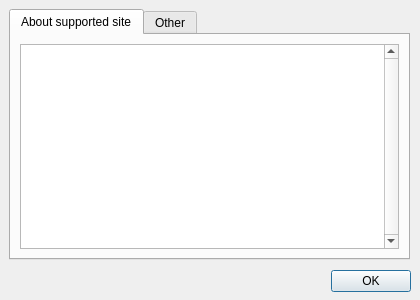
Old version of the form uis/help_window.ui in the repository freedy82/Comic-Toolbox.
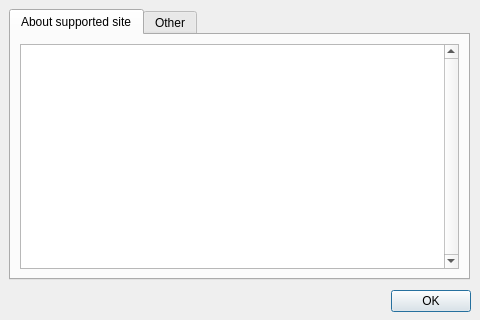
New version of the form. Icons and pictures are not drawn.

```diff
--- a/uis/help_window.ui
+++ b/uis/help_window.ui
@@ -9,20 +9,20 @@
    <rect>
     <x>0</x>
     <y>0</y>
-    <width>420</width>
-    <height>300</height>
+    <width>480</width>
+    <height>320</height>
    </rect>
   </property>
   <property name="minimumSize">
    <size>
-    <width>420</width>
-    <height>300</height>
+    <width>480</width>
+    <height>320</height>
    </size>
   </property>
   <property name="maximumSize">
    <size>
-    <width>420</width>
-    <height>300</height>
+    <width>480</width>
+    <height>320</height>
    </size>
   </property>
   <property name="windowTitle">
@@ -40,8 +40,8 @@
     <rect>
      <x>9</x>
      <y>9</y>
-     <width>401</width>
-     <height>251</height>
+     <width>461</width>
+     <height>271</height>
     </rect>
    </property>
    <property name="currentIndex">
@@ -107,9 +107,9 @@
   <widget class="QDialogButtonBox" name="btn_box">
    <property name="geometry">
     <rect>
-     <x>0</x>
-     <y>270</y>
-     <width>411</width>
+     <x>10</x>
+     <y>290</y>
+     <width>461</width>
      <height>23</height>
     </rect>
    </property>
```
